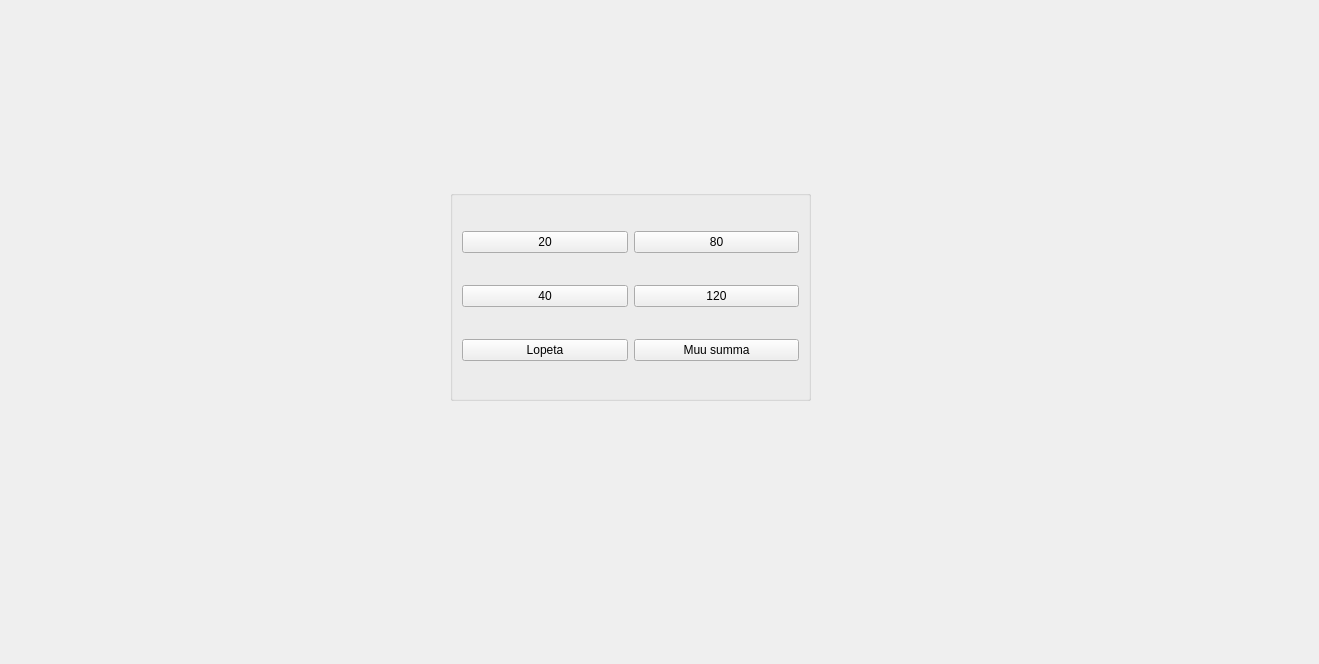
Above: bankautomat/nosta_rahaa.ui from bank-2022/group15 before the change. Below: the same form after it.
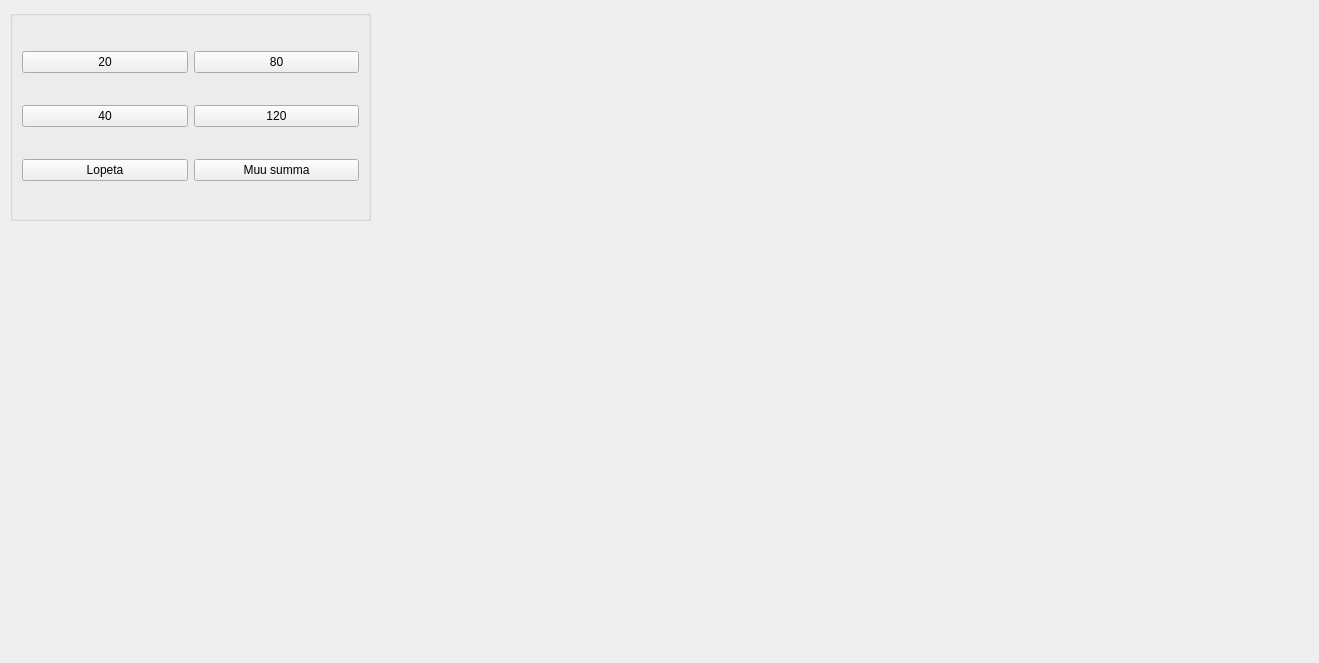
That is the form after the change.

Commit message: ui muutoksia, tunnusluku saa yhteyden apiin

Patch:
```diff
--- a/bankautomat/nosta_rahaa.ui
+++ b/bankautomat/nosta_rahaa.ui
@@ -7,7 +7,7 @@
     <x>0</x>
     <y>0</y>
     <width>1319</width>
-    <height>664</height>
+    <height>663</height>
    </rect>
   </property>
   <property name="windowTitle">
@@ -16,8 +16,8 @@
   <widget class="QGroupBox" name="groupBox">
    <property name="geometry">
     <rect>
-     <x>450</x>
-     <y>190</y>
+     <x>10</x>
+     <y>10</y>
      <width>361</width>
      <height>211</height>
     </rect>
```
The commit also changes 5 other files.
